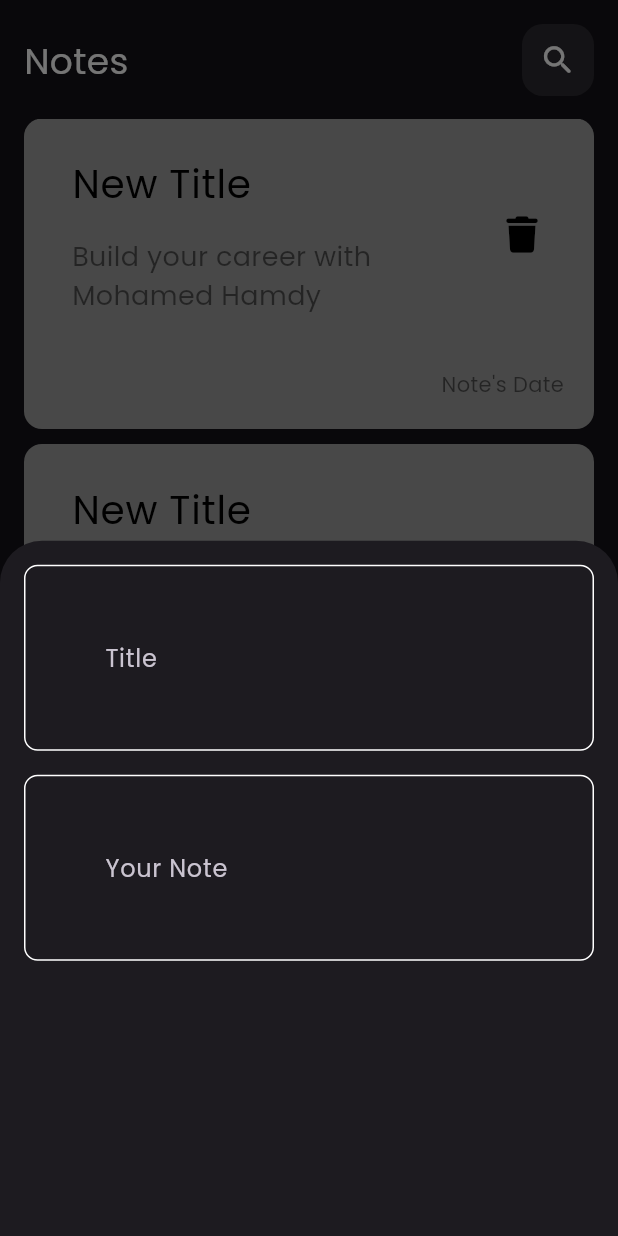
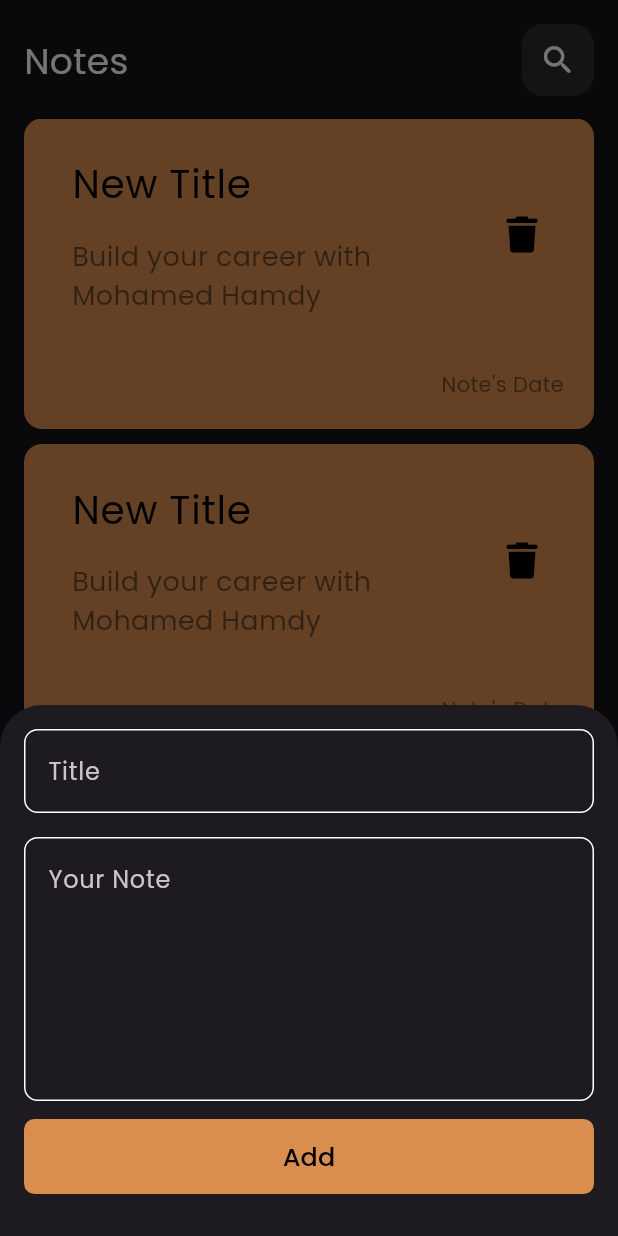
Before and after one commit to mohamedhamdy19/notes_app, a Flutter app: the screen it shows after launch, after a tap on the "add" icon, on a phone screen of 412 x 824 dp. Run offline on Flutter 3.47's test engine with Material 3 defaults, Android fonts, the phone set to English and light mode, and no system bars; our stand-ins replace font_awesome_flutter, google_fonts.

Commit message:
bottom sheet & edit page  finished

```diff
--- /dev/null
+++ b/lib/constants/constant_colors.dart
@@ -0,0 +1,3 @@
+import 'package:flutter/material.dart';
+
+Color kPrimaryColor = const Color.fromARGB(255, 217, 141, 79);
--- a/lib/views/notes_view.dart
+++ b/lib/views/notes_view.dart
@@ -10,6 +10,7 @@ class NotesView extends StatelessWidget {
     return Scaffold(
       body: const NotesViewBody(),
       floatingActionButton: FloatingActionButton(
+        backgroundColor: const Color.fromARGB(255, 163, 15, 4),
         onPressed: () {
           showModalBottomSheet(
               context: context, builder: (context) => const NotesButtonSheet());
--- /dev/null
+++ b/lib/widgets/custom_add_button.dart
@@ -0,0 +1,29 @@
+import 'package:flutter/material.dart';
+import 'package:notes_app/constants/constant_colors.dart';
+
+class CustomAddButton extends StatelessWidget {
+  const CustomAddButton({super.key});
+  @override
+  Widget build(BuildContext context) {
+    return Padding(
+      padding: const EdgeInsets.symmetric(vertical: 12.0),
+      child: Container(
+          width: MediaQuery.of(context).size.width,
+          height: 50,
+          decoration: BoxDecoration(
+            color: kPrimaryColor,
+            borderRadius: BorderRadius.circular(7),
+          ),
+          child: MaterialButton(
+            onPressed: () {},
+            child: const Text(
+              "Add",
+              style: TextStyle(
+                color: Colors.black,
+                fontSize: 17,
+              ),
+            ),
+          )),
+    );
+  }
+}
--- a/lib/widgets/custom_app_bar.dart
+++ b/lib/widgets/custom_app_bar.dart
@@ -2,15 +2,16 @@ import 'package:flutter/material.dart';
 import 'package:notes_app/widgets/custom_search_button.dart';
 
 class CustomAppbar extends StatelessWidget {
-  const CustomAppbar({super.key});
-
+  const CustomAppbar({super.key, required this.icon, required this.title});
+  final IconData icon;
+  final String title;
   @override
   Widget build(BuildContext context) {
-    return const Row(
+    return Row(
       mainAxisAlignment: MainAxisAlignment.spaceBetween,
       children: [
-        Text("Notes", style: TextStyle(fontSize: 24, color: Colors.white)),
-        CustomSearchButton()
+        Text(title, style: const TextStyle(fontSize: 24, color: Colors.white)),
+        CustomSearchButton(icon: icon)
       ],
     );
   }
--- a/lib/widgets/custom_note_item.dart
+++ b/lib/widgets/custom_note_item.dart
@@ -1,5 +1,6 @@
 import 'package:flutter/material.dart';
 import 'package:font_awesome_flutter/font_awesome_flutter.dart';
+import 'package:notes_app/views/edit_note_view.dart';
 
 class CustomNoteItem extends StatelessWidget {
   const CustomNoteItem({
@@ -9,7 +10,13 @@ class CustomNoteItem extends StatelessWidget {
   final Color color;
   @override
   Widget build(BuildContext context) {
-    return Container(
+    return GestureDetector(
+      onTap: () {
+        Navigator.push(context, MaterialPageRoute(builder: (content) {
+          return const EditNoteView();
+        }));
+      },
+      child: Container(
         decoration: BoxDecoration(
           borderRadius: BorderRadius.circular(12),
           color: color,
@@ -18,7 +25,8 @@ class CustomNoteItem extends StatelessWidget {
           crossAxisAlignment: CrossAxisAlignment.end,
           children: [
             Padding(
-            padding: const EdgeInsets.only(top: 16.0, left: 16.0, bottom: 16.0),
+              padding:
+                  const EdgeInsets.only(top: 16.0, left: 16.0, bottom: 16.0),
               child: ListTile(
                 title: const Text(
                   "New Title",
@@ -42,12 +50,13 @@ class CustomNoteItem extends StatelessWidget {
               padding: const EdgeInsets.only(bottom: 20.0, right: 20, top: 12),
               child: Text(
                 "Note's Date",
-              style:
-                  TextStyle(color: Colors.black.withOpacity(0.5), fontSize: 14),
+                style: TextStyle(
+                    color: Colors.black.withOpacity(0.5), fontSize: 14),
               ),
             ),
           ],
         ),
+      ),
     );
   }
 }
--- a/lib/widgets/custom_search_button.dart
+++ b/lib/widgets/custom_search_button.dart
@@ -1,8 +1,8 @@
 import 'package:flutter/material.dart';
 
 class CustomSearchButton extends StatelessWidget {
-  const CustomSearchButton({super.key});
-
+  const CustomSearchButton({super.key, required this.icon});
+  final IconData icon;
   @override
   Widget build(BuildContext context) {
     return Container(
@@ -12,8 +12,8 @@ class CustomSearchButton extends StatelessWidget {
       ),
       child: IconButton(
         onPressed: () {},
-        icon: const Icon(
-          Icons.search_rounded,
+        icon: Icon(
+          icon,
           color: Colors.white,
           size: 25,
         ),
--- a/lib/widgets/custom_text_field.dart
+++ b/lib/widgets/custom_text_field.dart
@@ -6,6 +6,7 @@ class CustomTextField extends StatelessWidget {
   final bool obscure;
   final Widget? prefix;
   final Widget? suffix;
+  final int maxLines;
   final String? Function(String?)? validator;
   final void Function(String?)? onSubmitted;
   final void Function()? ontap;
@@ -24,11 +25,13 @@ class CustomTextField extends StatelessWidget {
     this.ontap,
     this.inputType = TextInputType.text,
     this.readonly = false,
+    this.maxLines = 1,
   });
 
   @override
   Widget build(BuildContext context) {
     return TextFormField(
+      maxLines: maxLines,
       style: const TextStyle(color: Colors.white),
       readOnly: readonly,
       validator: validator,
@@ -38,7 +41,7 @@ class CustomTextField extends StatelessWidget {
       keyboardType: inputType,
       onTap: ontap,
       decoration: InputDecoration(
-        contentPadding: const EdgeInsets.all(50),
+        alignLabelWithHint: true,
         suffixIcon: suffix,
         prefixIcon: prefix,
         border: OutlineInputBorder(borderRadius: BorderRadius.circular(9)),
--- a/lib/widgets/new_list_view.dart
+++ b/lib/widgets/new_list_view.dart
@@ -1,4 +1,5 @@
 import 'package:flutter/material.dart';
+import 'package:notes_app/constants/constant_colors.dart';
 import 'package:notes_app/widgets/custom_note_item.dart';
 
 class NotesListView extends StatelessWidget {
@@ -10,8 +11,7 @@ class NotesListView extends StatelessWidget {
   Widget build(BuildContext context) {
     return Expanded(
       child: ListView.separated(
-        itemBuilder: (context, index) =>
-            const CustomNoteItem(color: Colors.grey),
+        itemBuilder: (context, index) => CustomNoteItem(color: kPrimaryColor),
         itemCount: 9,
         separatorBuilder: (context, index) => const SizedBox(
           height: 10,
--- a/lib/widgets/notes_bottom_sheet.dart
+++ b/lib/widgets/notes_bottom_sheet.dart
@@ -1,4 +1,5 @@
 import 'package:flutter/material.dart';
+import 'package:notes_app/widgets/custom_add_button.dart';
 import 'package:notes_app/widgets/custom_text_field.dart';
 
 class NotesButtonSheet extends StatelessWidget {
@@ -7,15 +8,21 @@ class NotesButtonSheet extends StatelessWidget {
   @override
   Widget build(BuildContext context) {
     return const Padding(
-      padding: const EdgeInsets.all(16.0),
+      padding: EdgeInsets.all(16.0),
+      child: SingleChildScrollView(
         child: Column(
           children: [
             CustomTextField(label: "Title"),
-          const SizedBox(
+            SizedBox(
               height: 16,
             ),
-          CustomTextField(label: "Your Note")
+            CustomTextField(
+              label: "Your Note",
+              maxLines: 6,
+            ),
+            CustomAddButton()
           ],
+        ),
       ),
     );
   }
--- a/lib/widgets/notes_view_body.dart
+++ b/lib/widgets/notes_view_body.dart
@@ -11,7 +11,14 @@ class NotesViewBody extends StatelessWidget {
       padding: EdgeInsets.all(16.0),
       child: SafeArea(
           child: Column(
-        children: [CustomAppbar(), SizedBox(height: 15), NotesListView()],
+        children: [
+          CustomAppbar(
+            title: "Notes",
+            icon: Icons.search_rounded,
+          ),
+          SizedBox(height: 15),
+          NotesListView()
+        ],
       )),
     );
   }
```
Also changed, not shown: lib/views/edit_note_view.dart (added, +13 -0 lines), lib/widgets/edit_note_view_body.dart (added, +37 -0 lines). Lines whose indentation alone changed are shown as unchanged.
